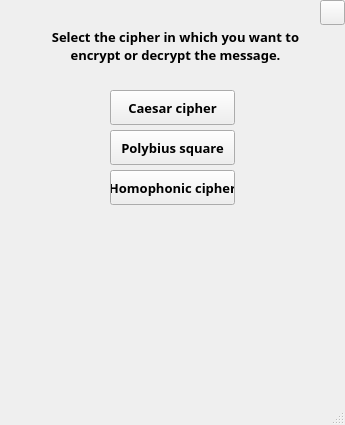
Before: the Qt Designer form mainwindow.ui in KrGDarkSide/encryptor, drawn with Qt 5.
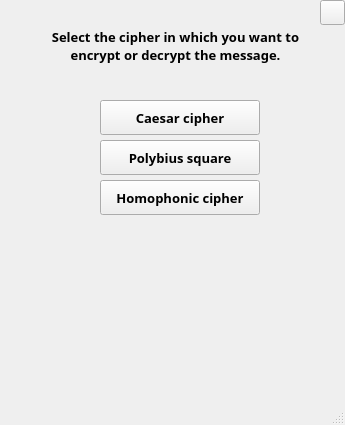
After: the same form once the commit is applied.

Commit message: Decryption update for polybius.

Diff of the .ui file:
```diff
--- a/mainwindow.ui
+++ b/mainwindow.ui
@@ -67,9 +67,9 @@
    <widget class="QPushButton" name="Button_Caesar">
     <property name="geometry">
      <rect>
-      <x>110</x>
-      <y>90</y>
-      <width>125</width>
+      <x>100</x>
+      <y>100</y>
+      <width>160</width>
       <height>35</height>
      </rect>
     </property>
@@ -90,9 +90,9 @@
    <widget class="QPushButton" name="Button_Polybius">
     <property name="geometry">
      <rect>
-      <x>110</x>
-      <y>130</y>
-      <width>125</width>
+      <x>100</x>
+      <y>140</y>
+      <width>160</width>
       <height>35</height>
      </rect>
     </property>
@@ -147,9 +147,9 @@
    <widget class="QPushButton" name="Button_Homophonic">
     <property name="geometry">
      <rect>
-      <x>110</x>
-      <y>170</y>
-      <width>125</width>
+      <x>100</x>
+      <y>180</y>
+      <width>160</width>
       <height>35</height>
      </rect>
     </property>
```
The commit also changes 1 other file.
